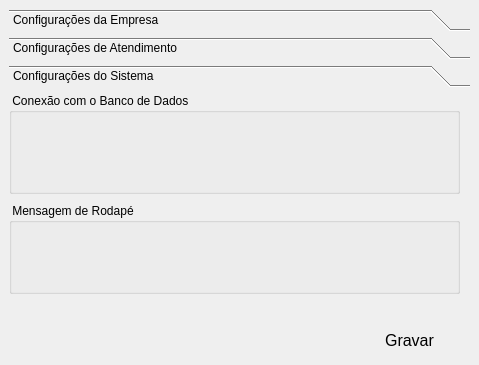
The window that configwindow.ui (leonardofariars/configurador) describes before a commit, drawn with Qt 5.
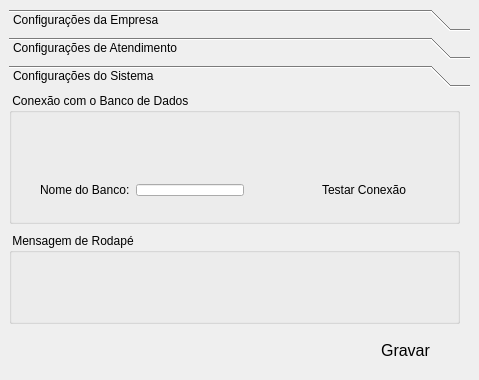
The same window after the commit. The open tabs and pages were chosen to show the change. Icons and pictures are not drawn.

Commit message: Alterações para fazer teste de conexão ao banco de dados

Diff of the .ui file:
```diff
--- a/configwindow.ui
+++ b/configwindow.ui
@@ -7,7 +7,7 @@
     <x>0</x>
     <y>0</y>
     <width>479</width>
-    <height>365</height>
+    <height>380</height>
    </rect>
   </property>
   <property name="windowTitle">
@@ -30,7 +30,7 @@
       <x>9</x>
       <y>9</y>
       <width>461</width>
-      <height>311</height>
+      <height>321</height>
      </rect>
     </property>
     <property name="currentIndex">
@@ -383,7 +383,7 @@
        <x>0</x>
        <y>0</y>
        <width>461</width>
-       <height>230</height>
+       <height>240</height>
       </rect>
      </property>
      <attribute name="label">
@@ -395,7 +395,7 @@
         <x>0</x>
         <y>0</y>
         <width>451</width>
-        <height>101</height>
+        <height>131</height>
        </rect>
       </property>
       <property name="title">
@@ -405,7 +405,7 @@
        <property name="geometry">
         <rect>
          <x>10</x>
-         <y>60</y>
+         <y>50</y>
          <width>411</width>
          <height>22</height>
         </rect>
@@ -523,12 +523,70 @@
         </item>
        </layout>
       </widget>
+      <widget class="QWidget" name="">
+       <property name="geometry">
+        <rect>
+         <x>20</x>
+         <y>80</y>
+         <width>392</width>
+         <height>34</height>
+        </rect>
+       </property>
+       <layout class="QHBoxLayout" name="horizontalLayout_11">
+        <item>
+         <widget class="QLabel" name="label_13">
+          <property name="text">
+           <string>Nome do Banco:</string>
+          </property>
+          <property name="buddy">
+           <cstring>edt_instancia</cstring>
+          </property>
+         </widget>
+        </item>
+        <item>
+         <widget class="QLineEdit" name="edt_instancia"/>
+        </item>
+        <item>
+         <spacer name="horizontalSpacer_2">
+          <property name="orientation">
+           <enum>Qt::Horizontal</enum>
+          </property>
+          <property name="sizeHint" stdset="0">
+           <size>
+            <width>48</width>
+            <height>20</height>
+           </size>
+          </property>
+         </spacer>
+        </item>
+        <item>
+         <widget class="QPushButton" name="btn_tstcon">
+          <property name="text">
+           <string>Testar Conexão</string>
+          </property>
+          <property name="icon">
+           <iconset resource="resources.qrc">
+            <normaloff>:/icons/imgs/dbconnect.png</normaloff>:/icons/imgs/dbconnect.png</iconset>
+          </property>
+          <property name="iconSize">
+           <size>
+            <width>24</width>
+            <height>24</height>
+           </size>
+          </property>
+          <property name="flat">
+           <bool>true</bool>
+          </property>
+         </widget>
+        </item>
+       </layout>
+      </widget>
      </widget>
      <widget class="QGroupBox" name="groupBox_3">
       <property name="geometry">
        <rect>
         <x>0</x>
-        <y>110</y>
+        <y>140</y>
         <width>451</width>
         <height>91</height>
        </rect>
@@ -586,8 +644,8 @@
    <widget class="QPushButton" name="btn_grava">
     <property name="geometry">
      <rect>
-      <x>354</x>
-      <y>320</y>
+      <x>350</x>
+      <y>330</y>
       <width>111</width>
       <height>41</height>
      </rect>
```
Left out of the diff: 6 changed lines with no effect on the pictures. The commit also changes 5 other files.
